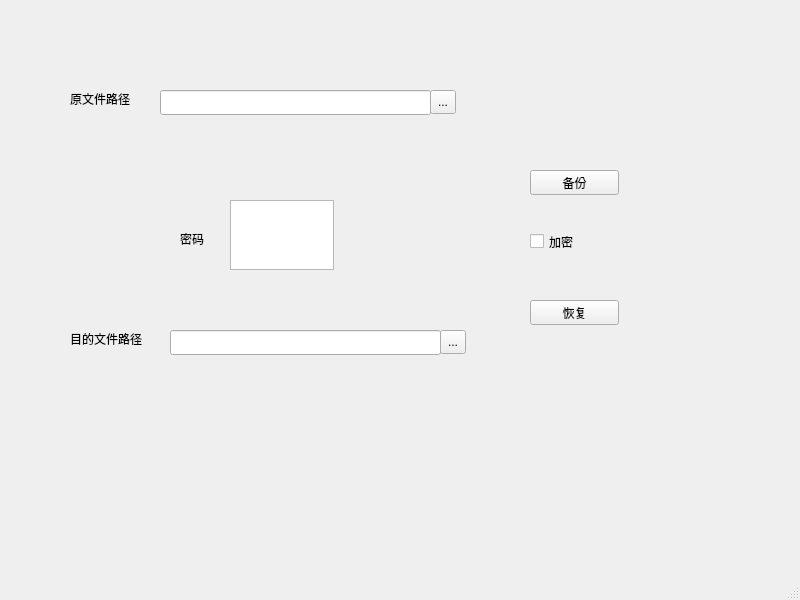
ztmzzz/backup_tool, file mainwindow.ui: the form before one commit.
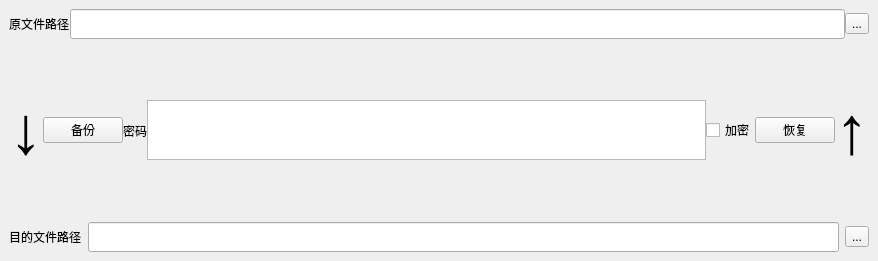
The form after the commit.

Commit message: 界面优化

Diff of the .ui file:
```diff
--- a/mainwindow.ui
+++ b/mainwindow.ui
@@ -6,156 +6,201 @@
    <rect>
     <x>0</x>
     <y>0</y>
-    <width>800</width>
-    <height>600</height>
+    <width>878</width>
+    <height>261</height>
    </rect>
   </property>
   <property name="windowTitle">
    <string>MainWindow</string>
   </property>
   <widget class="QWidget" name="centralwidget">
+   <layout class="QVBoxLayout" name="verticalLayout">
+    <item>
+     <layout class="QVBoxLayout" name="verticalLayout_2" stretch="0,0,0">
+      <property name="spacing">
+       <number>0</number>
+      </property>
+      <property name="sizeConstraint">
+       <enum>QLayout::SetDefaultConstraint</enum>
+      </property>
+      <item>
+       <layout class="QHBoxLayout" name="horizontalLayout">
+        <item>
+         <widget class="QLabel" name="label">
+          <property name="text">
+           <string>原文件路径</string>
+          </property>
+         </widget>
+        </item>
+        <item>
+         <widget class="QLineEdit" name="src_path">
+          <property name="minimumSize">
+           <size>
+            <width>0</width>
+            <height>30</height>
+           </size>
+          </property>
+          <property name="text">
+           <string/>
+          </property>
+         </widget>
+        </item>
+        <item>
+         <widget class="QToolButton" name="toolButton">
+          <property name="text">
+           <string>...</string>
+          </property>
+         </widget>
+        </item>
+       </layout>
+      </item>
+      <item>
+       <layout class="QHBoxLayout" name="horizontalLayout_3">
+        <item>
+         <widget class="QLabel" name="label_5">
+          <property name="sizePolicy">
+           <sizepolicy hsizetype="Preferred" vsizetype="Preferred">
+            <horstretch>0</horstretch>
+            <verstretch>0</verstretch>
+           </sizepolicy>
+          </property>
+          <property name="font">
+           <font>
+            <pointsize>50</pointsize>
+           </font>
+          </property>
+          <property name="text">
+           <string>↓</string>
+          </property>
+         </widget>
+        </item>
+        <item>
    <widget class="QPushButton" name="backup">
-    <property name="geometry">
-     <rect>
-      <x>530</x>
-      <y>170</y>
-      <width>89</width>
-      <height>25</height>
-     </rect>
-    </property>
     <property name="text">
      <string>备份</string>
     </property>
    </widget>
-   <widget class="QToolButton" name="toolButton">
-    <property name="geometry">
-     <rect>
-      <x>430</x>
-      <y>90</y>
-      <width>26</width>
-      <height>24</height>
-     </rect>
-    </property>
+        </item>
+        <item>
+         <widget class="QLabel" name="label_3">
     <property name="text">
-     <string>...</string>
-    </property>
-   </widget>
-   <widget class="QLineEdit" name="src_path">
-    <property name="geometry">
-     <rect>
-      <x>160</x>
-      <y>90</y>
-      <width>271</width>
-      <height>25</height>
-     </rect>
-    </property>
-    <property name="text">
-     <string/>
-    </property>
-   </widget>
+           <string>密码</string>
+          </property>
+         </widget>
+        </item>
+        <item>
+         <widget class="QPlainTextEdit" name="password">
+          <property name="sizePolicy">
+           <sizepolicy hsizetype="Expanding" vsizetype="Fixed">
+            <horstretch>0</horstretch>
+            <verstretch>0</verstretch>
+           </sizepolicy>
+          </property>
+          <property name="minimumSize">
+           <size>
+            <width>0</width>
+            <height>0</height>
+           </size>
+          </property>
+          <property name="maximumSize">
+           <size>
+            <width>16777215</width>
+            <height>60</height>
+           </size>
+          </property>
+          <property name="baseSize">
+           <size>
+            <width>0</width>
+            <height>0</height>
+           </size>
+          </property>
+         </widget>
+        </item>
+        <item>
    <widget class="QCheckBox" name="checkBox">
-    <property name="geometry">
-     <rect>
-      <x>530</x>
-      <y>230</y>
-      <width>92</width>
-      <height>23</height>
-     </rect>
-    </property>
     <property name="text">
      <string>加密</string>
     </property>
    </widget>
-   <widget class="QLabel" name="label">
-    <property name="geometry">
-     <rect>
-      <x>70</x>
-      <y>90</y>
-      <width>81</width>
-      <height>17</height>
-     </rect>
-    </property>
-    <property name="text">
-     <string>原文件路径</string>
-    </property>
-   </widget>
+        </item>
+        <item>
    <widget class="QPushButton" name="restore">
-    <property name="geometry">
-     <rect>
-      <x>530</x>
-      <y>300</y>
-      <width>89</width>
-      <height>25</height>
-     </rect>
-    </property>
     <property name="text">
      <string>恢复</string>
     </property>
    </widget>
-   <widget class="QToolButton" name="toolButton_2">
-    <property name="geometry">
-     <rect>
-      <x>440</x>
-      <y>330</y>
-      <width>26</width>
-      <height>24</height>
-     </rect>
-    </property>
-    <property name="text">
-     <string>...</string>
-    </property>
-   </widget>
-   <widget class="QLineEdit" name="dst_path">
-    <property name="geometry">
-     <rect>
-      <x>170</x>
-      <y>330</y>
-      <width>271</width>
-      <height>25</height>
-     </rect>
+        </item>
+        <item>
+         <widget class="QLabel" name="label_4">
+          <property name="sizePolicy">
+           <sizepolicy hsizetype="Preferred" vsizetype="Preferred">
+            <horstretch>0</horstretch>
+            <verstretch>0</verstretch>
+           </sizepolicy>
+          </property>
+          <property name="font">
+           <font>
+            <pointsize>50</pointsize>
+            <bold>false</bold>
+           </font>
+          </property>
+          <property name="cursor">
+           <cursorShape>ArrowCursor</cursorShape>
     </property>
     <property name="text">
-     <string/>
-    </property>
-   </widget>
+           <string>↑</string>
+          </property>
+          <property name="wordWrap">
+           <bool>true</bool>
+          </property>
+         </widget>
+        </item>
+       </layout>
+      </item>
+      <item>
+       <layout class="QHBoxLayout" name="horizontalLayout_2">
+        <property name="spacing">
+         <number>6</number>
+        </property>
+        <item>
    <widget class="QLabel" name="label_2">
-    <property name="geometry">
-     <rect>
-      <x>70</x>
-      <y>330</y>
-      <width>91</width>
-      <height>17</height>
-     </rect>
-    </property>
     <property name="text">
      <string>目的文件路径</string>
     </property>
    </widget>
-   <widget class="QPlainTextEdit" name="password">
-    <property name="geometry">
-     <rect>
-      <x>230</x>
-      <y>200</y>
-      <width>104</width>
-      <height>70</height>
-     </rect>
-    </property>
-   </widget>
-   <widget class="QLabel" name="label_3">
-    <property name="geometry">
-     <rect>
-      <x>180</x>
-      <y>230</y>
-      <width>31</width>
-      <height>17</height>
-     </rect>
+        </item>
+        <item>
+         <widget class="QLineEdit" name="dst_path">
+          <property name="sizePolicy">
+           <sizepolicy hsizetype="Expanding" vsizetype="Fixed">
+            <horstretch>0</horstretch>
+            <verstretch>0</verstretch>
+           </sizepolicy>
+          </property>
+          <property name="minimumSize">
+           <size>
+            <width>0</width>
+            <height>30</height>
+           </size>
     </property>
     <property name="text">
-     <string>密码</string>
-    </property>
-   </widget>
-  </widget>
-  <widget class="QStatusBar" name="statusbar"/>
+           <string/>
+          </property>
+         </widget>
+        </item>
+        <item>
+         <widget class="QToolButton" name="toolButton_2">
+          <property name="text">
+           <string>...</string>
+          </property>
+         </widget>
+        </item>
+       </layout>
+      </item>
+     </layout>
+    </item>
+   </layout>
+  </widget>
  </widget>
  <resources/>
  <connections/>
```
Left out of the diff: 2 changed lines with no effect on the pictures. Lines whose indentation alone changed are shown as unchanged. The commit also changes 2 other files.
